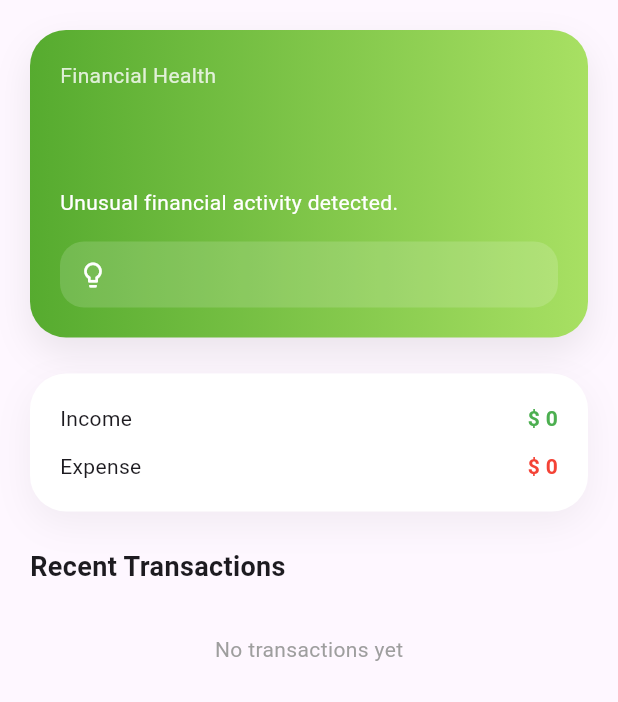
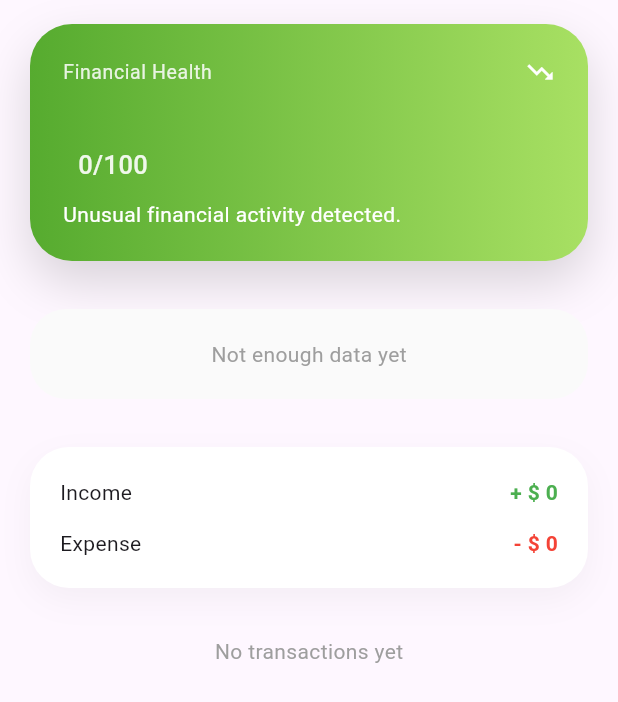
Before and after one commit to alvayonara/finguard-app, a Flutter app: the ActiveDashboard widget shown alone on an empty page, opened directly with empty values, on a phone screen of 412 x 824 dp. Shown: the top 702 px of the screen. Run offline on Flutter 3.47's test engine with Material 3 defaults, Android fonts, the phone set to English and light mode, and no system bars; our stand-ins replace dio, fl_chart, shared_preferences, shimmer; accounts and stored records are empty; network calls fail.

Commit message:
risk trend integration on dashboard

```diff
--- a/lib/features/dashboard/data/model/dashboard_response.dart
+++ b/lib/features/dashboard/data/model/dashboard_response.dart
@@ -35,6 +35,7 @@ class FinancialHealth {
   final String color;
   final String topInsightKey;
   final String recommendationKey;
+  final String? lastDetectedAt;
 
   FinancialHealth({
     required this.level,
@@ -42,6 +43,7 @@ class FinancialHealth {
     required this.color,
     required this.topInsightKey,
     required this.recommendationKey,
+    required this.lastDetectedAt,
   });
 
   factory FinancialHealth.fromJson(Map<String, dynamic> json) {
@@ -51,6 +53,7 @@ class FinancialHealth {
       color: json['color'] ?? "",
       topInsightKey: json['topInsightKey'] ?? "",
       recommendationKey: json['recommendationKey'] ?? "",
+      lastDetectedAt: json['lastDetectedAt'], // nullable
     );
   }
 }
--- a/lib/features/dashboard/view/active_dashboard.dart
+++ b/lib/features/dashboard/view/active_dashboard.dart
@@ -2,6 +2,8 @@ import 'package:finguard_app/core/app_settings.dart';
 import 'package:finguard_app/core/utils/currency_formatter.dart';
 import 'package:finguard_app/core/utils/insight_resolver.dart';
 import 'package:finguard_app/features/dashboard/data/model/dashboard_response.dart';
+import 'package:finguard_app/features/risk/view/risk_trend_card.dart';
+import 'package:finguard_app/features/risk/viewmodel/risk_trend_viewmodel.dart';
 import 'package:flutter/material.dart';
 import 'package:provider/provider.dart';
 
@@ -13,84 +15,158 @@ class ActiveDashboard extends StatelessWidget {
   @override
   Widget build(BuildContext context) {
     final settings = context.watch<AppSettings>();
-    final financialHealth = data.financialHealth;
-    final monthSummary = data.monthSummary;
+    final riskTrendVM = context.watch<RiskTrendViewmodel>();
 
     return ListView(
-      padding: const EdgeInsets.all(20),
+      padding: const EdgeInsets.fromLTRB(20, 16, 20, 28),
       children: [
-        if (financialHealth != null)
-          Container(
-            padding: const EdgeInsets.all(20),
+        if (data.financialHealth != null)
+          _buildFinancialHero(context, data.financialHealth!),
+
+        const SizedBox(height: 32),
+
+        RiskTrendCard(
+          data: riskTrendVM.data,
+          isLoading: riskTrendVM.isLoading,
+          selectedDays: riskTrendVM.selectedDays,
+          trendDirection: riskTrendVM.trendDirection,
+          onRangeChanged: (days) => riskTrendVM.load(days: days),
+        ),
+
+        const SizedBox(height: 32),
+
+        _buildMonthSummary(data.monthSummary, settings),
+
+        const SizedBox(height: 32),
+
+        _buildRecentTransactions(data, settings),
+      ],
+    );
+  }
+
+  // ===================================================
+  // HERO
+  // ===================================================
+
+  Widget _buildFinancialHero(BuildContext context, FinancialHealth health) {
+    return TweenAnimationBuilder<double>(
+      tween: Tween(begin: 0, end: health.score.toDouble()),
+      duration: const Duration(milliseconds: 900),
+      curve: Curves.easeOutCubic,
+      builder: (context, animatedScore, _) {
+        return Container(
+          padding: const EdgeInsets.all(22),
           decoration: BoxDecoration(
-              gradient: _gradient(financialHealth.level),
-              borderRadius: BorderRadius.circular(24),
+            gradient: _gradient(health.level),
+            borderRadius: BorderRadius.circular(28),
             boxShadow: [
               BoxShadow(
-                  color: Colors.black.withOpacity(0.08),
-                  blurRadius: 20,
-                  offset: const Offset(0, 10),
+                color: Colors.black.withOpacity(0.15),
+                blurRadius: 28,
+                offset: const Offset(0, 14),
               ),
             ],
           ),
           child: Column(
             crossAxisAlignment: CrossAxisAlignment.start,
             children: [
+              /// Header
+              Row(
+                mainAxisAlignment: MainAxisAlignment.spaceBetween,
+                children: [
                   Text(
                     "Financial Health",
                     style: TextStyle(
-                    color: Colors.white.withOpacity(0.8),
+                      color: Colors.white.withOpacity(0.85),
+                      fontSize: 13,
+                      letterSpacing: 0.4,
                     ),
                   ),
-                const SizedBox(height: 12),
-                Text(
-                  financialHealth.level,
-                  style: const TextStyle(
-                    fontSize: 32,
-                    fontWeight: FontWeight.bold,
-                    color: Colors.white,
-                  ),
-                ),
-                const SizedBox(height: 8),
-
-                Text(
-                  InsightResolver.resolveInsight(
-                    context,
-                    financialHealth.topInsightKey,
-                  ),
-                  style: const TextStyle(
-                    color: Colors.white,
-                    fontSize: 14,
-                  ),
+                  _miniTrendIcon(health),
+                ],
               ),
 
               const SizedBox(height: 16),
 
+              /// Level + Score
+              Row(
+                crossAxisAlignment: CrossAxisAlignment.end,
+                children: [
+                  Text(
+                    health.level,
+                    style: const TextStyle(
+                      fontSize: 34,
+                      fontWeight: FontWeight.w700,
+                      color: Colors.white,
+                    ),
+                  ),
+                  const SizedBox(width: 10),
+                  Text(
+                    "${animatedScore.toInt()}/100",
+                    style: TextStyle(
+                      fontSize: 17,
+                      fontWeight: FontWeight.w500,
+                      color: Colors.white.withOpacity(0.9),
+                    ),
+                  ),
+                ],
+              ),
+
+              const SizedBox(height: 12),
+
+              /// Insight
+              Text(
+                InsightResolver.resolveInsight(context, health.topInsightKey),
+                style: const TextStyle(
+                  color: Colors.white,
+                  fontSize: 14,
+                  height: 1.3,
+                ),
+              ),
+
+              if (health.lastDetectedAt != null &&
+                  health.lastDetectedAt!.isNotEmpty) ...[
+                const SizedBox(height: 6),
+                Text(
+                  "Updated ${health.lastDetectedAt}",
+                  style: TextStyle(
+                    color: Colors.white.withOpacity(0.7),
+                    fontSize: 12,
+                  ),
+                ),
+              ],
+
+              if (health.recommendationKey.isNotEmpty) ...[
+                const SizedBox(height: 18),
+
                 Container(
-                  padding: const EdgeInsets.all(12),
+                  padding: const EdgeInsets.symmetric(
+                    horizontal: 16,
+                    vertical: 12,
+                  ),
                   decoration: BoxDecoration(
-                    color: Colors.white.withOpacity(0.15),
-                    borderRadius: BorderRadius.circular(16),
+                    color: Colors.white.withOpacity(0.16),
+                    borderRadius: BorderRadius.circular(20),
                   ),
                   child: Row(
-                    crossAxisAlignment: CrossAxisAlignment.start,
                     children: [
                       const Icon(
                         Icons.lightbulb_outline,
+                        size: 18,
                         color: Colors.white,
-                        size: 20,
                       ),
                       const SizedBox(width: 8),
                       Expanded(
                         child: Text(
                           InsightResolver.resolveRecommendation(
                             context,
-                            financialHealth.recommendationKey,
+                            health.recommendationKey,
                           ),
                           style: const TextStyle(
                             color: Colors.white,
                             fontSize: 13,
                             fontWeight: FontWeight.w500,
+                            height: 1.3,
                           ),
                         ),
                       ),
@@ -98,78 +174,125 @@ class ActiveDashboard extends StatelessWidget {
                   ),
                 ),
               ],
+            ],
           ),
-          ),
+        );
+      },
+    );
+  }
 
-        const SizedBox(height: 24),
+  Widget _miniTrendIcon(FinancialHealth health) {
+    if (health.score >= 70) {
+      return const Icon(Icons.trending_up, color: Colors.white, size: 20);
+    } else if (health.score <= 30) {
+      return const Icon(Icons.trending_down, color: Colors.white, size: 20);
+    } else {
+      return const Icon(Icons.trending_flat, color: Colors.white, size: 20);
+    }
+  }
 
-        Container(
+  // ===================================================
+  // MONTH SUMMARY
+  // ===================================================
+
+  Widget _buildMonthSummary(MonthSummary? summary, AppSettings settings) {
+    final income = summary?.totalIncome ?? 0;
+    final expense = summary?.totalExpense ?? 0;
+
+    return Container(
       padding: const EdgeInsets.all(20),
       decoration: BoxDecoration(
         color: Colors.white,
-            borderRadius: BorderRadius.circular(24),
+        borderRadius: BorderRadius.circular(26),
         boxShadow: [
           BoxShadow(
-                color: Colors.black.withOpacity(0.05),
-                blurRadius: 20,
+            color: Colors.black.withOpacity(0.04),
+            blurRadius: 18,
             offset: const Offset(0, 8),
           ),
         ],
       ),
       child: Column(
         children: [
-              _row(
-                "Income",
-                monthSummary?.totalIncome ?? 0,
-                Colors.green,
-                settings,
+          _moneyRow("Income", income, true, settings),
+          const SizedBox(height: 14),
+          _moneyRow("Expense", expense, false, settings),
+        ],
       ),
-              const SizedBox(height: 12),
-              _row(
-                "Expense",
-                monthSummary?.totalExpense ?? 0,
-                Colors.red,
-                settings,
+    );
+  }
+
+  Widget _moneyRow(
+    String label,
+    double value,
+    bool isIncome,
+    AppSettings settings,
+  ) {
+    final formatted = CurrencyFormatter.format(
+      amount: value,
+      currencyCode: settings.currency,
+      locale: settings.locale.languageCode,
+    );
+
+    return Row(
+      mainAxisAlignment: MainAxisAlignment.spaceBetween,
+      children: [
+        Text(label),
+        Text(
+          "${isIncome ? '+' : '-'} $formatted",
+          style: TextStyle(
+            color: isIncome ? Colors.green : Colors.red,
+            fontWeight: FontWeight.w600,
+          ),
         ),
       ],
-          ),
-        ),
+    );
+  }
 
-        const SizedBox(height: 24),
+  // ===================================================
+  // RECENT TRANSACTIONS
+  // ===================================================
 
-        const Text(
-          "Recent Transactions",
-          style: TextStyle(fontSize: 18, fontWeight: FontWeight.bold),
-        ),
-        const SizedBox(height: 12),
-
-        if (data.recentTransactions.isEmpty)
-          Container(
-            padding: const EdgeInsets.all(20),
-            alignment: Alignment.center,
-            child: const Text(
+  Widget _buildRecentTransactions(
+    DashboardResponse data,
+    AppSettings settings,
+  ) {
+    if (data.recentTransactions.isEmpty) {
+      return const Center(
+        child: Text(
           "No transactions yet",
           style: TextStyle(color: Colors.grey),
         ),
+      );
+    }
+
+    return Column(
+      crossAxisAlignment: CrossAxisAlignment.start,
+      children: [
+        const Text(
+          "Recent Transactions",
+          style: TextStyle(fontSize: 18, fontWeight: FontWeight.w700),
         ),
-
+        const SizedBox(height: 16),
         ...data.recentTransactions.map((tx) {
-          final formattedAmount = CurrencyFormatter.format(
+          final formatted = CurrencyFormatter.format(
             amount: tx.amount,
             currencyCode: settings.currency,
             locale: settings.locale.languageCode,
           );
 
+          final isExpense = tx.type == "EXPENSE";
+
           return Container(
-            margin: const EdgeInsets.only(bottom: 12),
+            margin: const EdgeInsets.only(bottom: 14),
             padding: const EdgeInsets.all(16),
             decoration: BoxDecoration(
               color: Colors.white,
-              borderRadius: BorderRadius.circular(18),
+              borderRadius: BorderRadius.circular(20),
               boxShadow: [
                 BoxShadow(
-                  color: Colors.black.withOpacity(0.04),
-                  blurRadius: 10,
+                  color: Colors.black.withOpacity(0.03),
+                  blurRadius: 12,
                 ),
               ],
             ),
@@ -181,22 +304,20 @@ class ActiveDashboard extends StatelessWidget {
                   children: [
                     Text(
                       tx.category,
-                      style: const TextStyle(fontWeight: FontWeight.bold),
+                      style: const TextStyle(fontWeight: FontWeight.w600),
                     ),
                     const SizedBox(height: 4),
                     Text(
                       tx.occurredAt,
-                      style: const TextStyle(
-                        color: Colors.grey,
-                        fontSize: 12,
-                      ),
+                      style: const TextStyle(fontSize: 12, color: Colors.grey),
                     ),
                   ],
                 ),
                 Text(
-                  formattedAmount,
-                  style: const TextStyle(
-                    fontWeight: FontWeight.bold,
+                  "${isExpense ? '-' : '+'} $formatted",
+                  style: TextStyle(
+                    fontWeight: FontWeight.w600,
+                    color: isExpense ? Colors.red : Colors.green,
                   ),
                 ),
               ],
@@ -223,31 +344,4 @@ class ActiveDashboard extends StatelessWidget {
         );
     }
   }
-
-  Widget _row(
-      String label,
-      double value,
-      Color color,
-      AppSettings settings,
-      ) {
-    final formatted = CurrencyFormatter.format(
-      amount: value,
-      currencyCode: settings.currency,
-      locale: settings.locale.languageCode,
-    );
-
-    return Row(
-      mainAxisAlignment: MainAxisAlignment.spaceBetween,
-      children: [
-        Text(label),
-        Text(
-          formatted,
-          style: TextStyle(
-            color: color,
-            fontWeight: FontWeight.bold,
-          ),
-        ),
-      ],
-    );
 }
-}
--- /dev/null
+++ b/lib/features/risk/data/model/risk_trend_item.dart
@@ -0,0 +1,15 @@
+class RiskTrendItem {
+  final String date;
+  final String level;
+  final int score;
+
+  RiskTrendItem({required this.date, required this.level, required this.score});
+
+  factory RiskTrendItem.fromJson(Map<String, dynamic> json) {
+    return RiskTrendItem(
+      date: json["date"],
+      level: json["level"],
+      score: json["score"],
+    );
+  }
+}
--- /dev/null
+++ b/lib/features/risk/data/risk_repository.dart
@@ -0,0 +1,19 @@
+import 'dart:convert';
+
+import 'package:finguard_app/core/network/api_client.dart';
+import 'package:finguard_app/features/risk/data/model/risk_trend_item.dart';
+
+class RiskRepository {
+  final ApiClient apiClient;
+  RiskRepository({required this.apiClient});
+
+  Future<List<RiskTrendItem>> getTrend(int days) async {
+    final response = await apiClient.dio.get(
+      "/v1/risk/trend",
+      queryParameters: {"days": days},
+    );
+    final Map<String, dynamic> json = response.data;
+    final List<dynamic> points = json["points"] ?? [];
+    return points.map((e) => RiskTrendItem.fromJson(e)).toList();
+  }
+}
--- /dev/null
+++ b/lib/features/risk/view/risk_trend_card.dart
@@ -0,0 +1,223 @@
+import 'package:finguard_app/features/risk/data/model/risk_trend_item.dart';
+import 'package:fl_chart/fl_chart.dart';
+import 'package:flutter/material.dart';
+
+class RiskTrendCard extends StatelessWidget {
+  final List<RiskTrendItem> data;
+  final bool isLoading;
+  final int selectedDays;
+  final Function(int) onRangeChanged;
+  final String trendDirection;
+
+  const RiskTrendCard({
+    super.key,
+    required this.data,
+    required this.isLoading,
+    required this.selectedDays,
+    required this.onRangeChanged,
+    required this.trendDirection,
+  });
+
+  @override
+  Widget build(BuildContext context) {
+    if (isLoading) return _buildShimmer();
+    if (data.isEmpty) return _buildEmpty();
+
+    final chartData = _safeData(data);
+
+    return Container(
+      padding: const EdgeInsets.all(20),
+      decoration: BoxDecoration(
+        color: Colors.white,
+        borderRadius: BorderRadius.circular(24),
+        boxShadow: [
+          BoxShadow(
+            color: Colors.black.withOpacity(0.05),
+            blurRadius: 20,
+            offset: const Offset(0, 10),
+          ),
+        ],
+      ),
+      child: Column(
+        crossAxisAlignment: CrossAxisAlignment.start,
+        children: [
+          /// Header
+          Row(
+            mainAxisAlignment: MainAxisAlignment.spaceBetween,
+            children: [
+              const Text(
+                "Risk Trend",
+                style: TextStyle(fontSize: 18, fontWeight: FontWeight.bold),
+              ),
+              _trendIcon(),
+            ],
+          ),
+          const SizedBox(height: 12),
+
+          /// Range Selector
+          Row(
+            children: [
+              _rangeButton(7),
+              const SizedBox(width: 8),
+              _rangeButton(30),
+            ],
+          ),
+
+          const SizedBox(height: 20),
+
+          SizedBox(height: 220, child: LineChart(_buildChart(chartData))),
+        ],
+      ),
+    );
+  }
+
+  Widget _rangeButton(int days) {
+    final selected = selectedDays == days;
+
+    return GestureDetector(
+      onTap: () => onRangeChanged(days),
+      child: Container(
+        padding: const EdgeInsets.symmetric(horizontal: 16, vertical: 6),
+        decoration: BoxDecoration(
+          color: selected ? Colors.black : Colors.grey.shade200,
+          borderRadius: BorderRadius.circular(20),
+        ),
+        child: Text(
+          "${days}D",
+          style: TextStyle(
+            color: selected ? Colors.white : Colors.black,
+            fontWeight: FontWeight.w600,
+          ),
+        ),
+      ),
+    );
+  }
+
+  Widget _trendIcon() {
+    switch (trendDirection) {
+      case "UP":
+        return const Icon(Icons.trending_up, color: Colors.red);
+      case "DOWN":
+        return const Icon(Icons.trending_down, color: Colors.green);
+      default:
+        return const Icon(Icons.trending_flat, color: Colors.grey);
+    }
+  }
+
+  LineChartData _buildChart(List<RiskTrendItem> data) {
+    final minScore = data.map((e) => e.score).reduce((a, b) => a < b ? a : b);
+
+    final maxScore = data.map((e) => e.score).reduce((a, b) => a > b ? a : b);
+
+    final minY = (minScore - 5).clamp(0, 100).toDouble();
+    final maxY = (maxScore + 5).clamp(0, 100).toDouble();
+
+    final interval =
+        ((data.length / 4).floor() <= 0 ? 1 : (data.length / 4).floor())
+            .toDouble();
+
+    return LineChartData(
+      minY: minY,
+      maxY: maxY,
+      gridData: FlGridData(show: true, drawVerticalLine: false),
+      borderData: FlBorderData(show: false),
+      titlesData: FlTitlesData(
+        leftTitles: AxisTitles(sideTitles: SideTitles(showTitles: false)),
+        rightTitles: AxisTitles(sideTitles: SideTitles(showTitles: false)),
+        topTitles: AxisTitles(sideTitles: SideTitles(showTitles: false)),
+        bottomTitles: AxisTitles(
+          sideTitles: SideTitles(
+            showTitles: true,
+            interval: interval,
+            getTitlesWidget: (value, meta) {
+              final index = value.toInt();
+              if (index < 0 || index >= data.length) {
+                return const SizedBox();
+              }
+
+              return Padding(
+                padding: const EdgeInsets.only(top: 8),
+                child: Text(
+                  data[index].date.substring(5), // MM-DD
+                  style: const TextStyle(fontSize: 10, color: Colors.grey),
+                ),
+              );
+            },
+          ),
+        ),
+      ),
+      lineTouchData: LineTouchData(
+        handleBuiltInTouches: true,
+        touchTooltipData: LineTouchTooltipData(
+          getTooltipItems: (spots) {
+            return spots.map((spot) {
+              final item = data[spot.x.toInt()];
+              return LineTooltipItem(
+                "${item.date}\nScore: ${item.score}",
+                const TextStyle(
+                  color: Colors.white,
+                  fontWeight: FontWeight.w600,
+                ),
+              );
+            }).toList();
+          },
+        ),
+      ),
+      lineBarsData: [
+        LineChartBarData(
+          spots: data.asMap().entries.map((entry) {
+            return FlSpot(entry.key.toDouble(), entry.value.score.toDouble());
+          }).toList(),
+          isCurved: true,
+          barWidth: 4,
+          gradient: const LinearGradient(
+            colors: [Color(0xFFFF5F6D), Color(0xFFFFC371)],
+          ),
+          belowBarData: BarAreaData(
+            show: true,
+            gradient: LinearGradient(
+              colors: [
+                const Color(0xFFFF5F6D).withOpacity(0.3),
+                const Color(0xFFFFC371).withOpacity(0.1),
+              ],
+            ),
+          ),
+          dotData: FlDotData(show: true),
+        ),
+      ],
+    );
+  }
+
+  List<RiskTrendItem> _safeData(List<RiskTrendItem> list) {
+    if (list.length == 1) {
+      return [list.first, list.first];
+    }
+    return list;
+  }
+
+  Widget _buildShimmer() {
+    return Container(
+      height: 220,
+      decoration: BoxDecoration(
+        color: Colors.grey.shade200,
+        borderRadius: BorderRadius.circular(24),
+      ),
+    );
+  }
+
+  Widget _buildEmpty() {
+    return Container(
+      padding: const EdgeInsets.all(20),
+      decoration: BoxDecoration(
+        color: Colors.grey.shade50,
+        borderRadius: BorderRadius.circular(24),
+      ),
+      child: const Center(
+        child: Text(
+          "Not enough data yet",
+          style: TextStyle(color: Colors.grey),
+        ),
+      ),
+    );
+  }
+}
--- /dev/null
+++ b/lib/features/risk/viewmodel/risk_trend_viewmodel.dart
@@ -0,0 +1,40 @@
+import 'package:finguard_app/features/risk/data/model/risk_trend_item.dart';
+import 'package:finguard_app/features/risk/data/risk_repository.dart';
+import 'package:flutter/foundation.dart';
+
+class RiskTrendViewmodel extends ChangeNotifier {
+  final RiskRepository riskRepository;
+
+  RiskTrendViewmodel(this.riskRepository);
+  bool isLoading = false;
+  List<RiskTrendItem> data = [];
+  int selectedDays = 7;
+
+  Future<void> load({int? days}) async {
+    if (days != null) {
+      selectedDays = days;
+    }
+    isLoading = true;
+    notifyListeners();
+
+    try {
+      data = await riskRepository.getTrend(selectedDays);
+    } catch (_) {
+      data = [];
+    }
+
+    isLoading = false;
+    notifyListeners();
+  }
+
+  String get trendDirection {
+    if (data.length < 2) return "STABLE";
+
+    final first = data.first.score;
+    final last = data.last.score;
+
+    if (last > first) return "UP";
+    if (last < first) return "DOWN";
+    return "STABLE";
+  }
+}
--- a/pubspec.yaml
+++ b/pubspec.yaml
@@ -18,6 +18,7 @@ dependencies:
   dio: ^5.9.1
   shimmer: ^3.0.0
   intl: ^0.20.2
+  fl_chart: ^0.66.2
 
 dev_dependencies:
   flutter_test:
```
Also changed, not shown: lib/app.dart (+11 -0 lines), lib/features/dashboard/view/dashboard_screen.dart (+11 -31 lines), pubspec.lock. Lines whose indentation alone changed are shown as unchanged.
